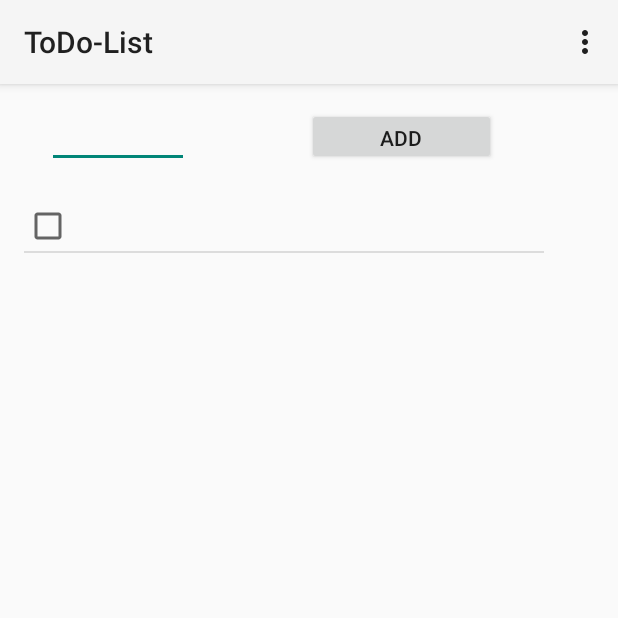
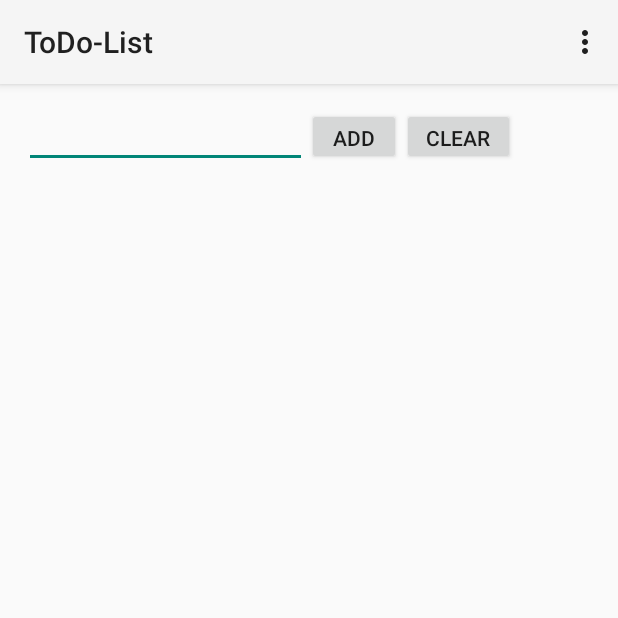
Before and after one commit to gendai/ToDo-List, an Android app: the screen it shows after launch (MainActivity), in the options menu, after a tap on "Settings", on a phone screen of 412 x 824 dp, the top half of it. Run offline under Robolectric (Android 15) with nearby library versions, the phone set to English and light mode, and no system bars.

Commit message:
Final Commit

```diff
--- a/app/src/main/java/com/example/english/todo_list/CusAdapt.java
+++ b/app/src/main/java/com/example/english/todo_list/CusAdapt.java
@@ -8,6 +8,7 @@ import android.widget.BaseAdapter;
 import android.widget.CheckBox;
 import android.widget.CompoundButton;
 import android.widget.TextView;
+import android.widget.Toast;
 
 import java.util.ArrayList;
 import java.util.List;
@@ -75,11 +76,30 @@ class CusAdapt extends BaseAdapter {
             @Override
             public void onCheckedChanged(CompoundButton buttonView, boolean isChecked) {
                items.get(position).setChecked(isChecked);
+                if(checkAll() && items.size() > 0){
+                    Toast.makeText(context, "All tasks has been completed", Toast.LENGTH_LONG).show();
+                }
             }
         });
         viewHolder.checkboxItem.setChecked(items.get(position).getChecked());
         viewHolder.textViewItem.setText(items.get(position).getText());
         return convertView;
+    }
+
+    public void Clear(){
+        int len = items.size();
+        for(int i = 0; i < len;i++){
+            delete(0);
+        }
+    }
+
+    private boolean checkAll(){
+        for (ToDoItems i: items) {
+            if(i.getChecked() == false){
+                return false;
+            }
+        }
+        return true;
     }
 
     static class ViewHolderItem {
--- a/app/src/main/java/com/example/english/todo_list/MainActivity.java
+++ b/app/src/main/java/com/example/english/todo_list/MainActivity.java
@@ -20,6 +20,7 @@ import java.util.List;
 public class MainActivity extends Activity {
 
     Button addb;
+    Button delb;
     EditText edt;
     ListView lstv;
     ArrayAdapter<String> aa;
@@ -30,7 +31,9 @@ public class MainActivity extends Activity {
         super.onCreate(savedInstanceState);
         setContentView(R.layout.activity_main);
         addb = (Button) findViewById(R.id.buttonADD);
+        delb = (Button) findViewById(R.id.buttonDEL);
         edt = (EditText) findViewById(R.id.textbox);
+        edt.setText("");
         lstv = (ListView) findViewById(R.id.ListView);
         al = new ArrayList<String>();
         aa = new ArrayAdapter<String>(this, R.layout.items, android.R.id.text1, al);
@@ -41,9 +44,21 @@ public class MainActivity extends Activity {
         addb.setOnClickListener(new View.OnClickListener() {
             @Override
             public void onClick(View v) {
-                cus.add(edt.getText().toString());
+                if(!edt.getText().toString().equals("")) {
+                    //Log.d("Text entered", edt.getText().toString());
+                    cus.add(edt.getText().toString());
+                    cus.notifyDataSetChanged();
+                    edt.setText("");
+                }else{
+                    Toast.makeText(getApplicationContext(), "Please enter a valid task name", Toast.LENGTH_LONG).show();
+                }
+            }
+        });
+        delb.setOnClickListener(new View.OnClickListener() {
+            @Override
+            public void onClick(View v) {
+                cus.Clear();
                 cus.notifyDataSetChanged();
-                edt.setText("");
             }
         });
         lstv.setOnItemLongClickListener(new AdapterView.OnItemLongClickListener() {
--- a/app/src/main/java/com/example/english/todo_list/ToDoItems.java
+++ b/app/src/main/java/com/example/english/todo_list/ToDoItems.java
@@ -1,8 +1,6 @@
 package com.example.english.todo_list;
 
-/**
- * Created by english on 02/03/2016.
- */
+
 public class ToDoItems {
 
     private String text;
--- a/app/src/main/res/layout/activity_main.xml
+++ b/app/src/main/res/layout/activity_main.xml
@@ -9,17 +9,23 @@
 
     <EditText
         android:id="@+id/textbox"
-        android:layout_width="15mm"
+        android:layout_width="30mm"
         android:layout_height="6mm"
         android:layout_marginTop="2dp"
-        android:layout_marginLeft="15dp" />
+        android:layout_marginLeft="0dp" />
 
     <Button
         android:id="@+id/buttonADD"
-        android:layout_width="20mm"
+        android:layout_width="10mm"
         android:layout_height="6mm"
         android:layout_marginLeft="30mm"
         android:text="Add"/>
+    <Button
+        android:id="@+id/buttonDEL"
+        android:layout_width="12mm"
+        android:layout_height="6mm"
+        android:layout_marginLeft="40mm"
+        android:text="Clear"/>
 
     <ListView
         android:id="@+id/ListView"
```
